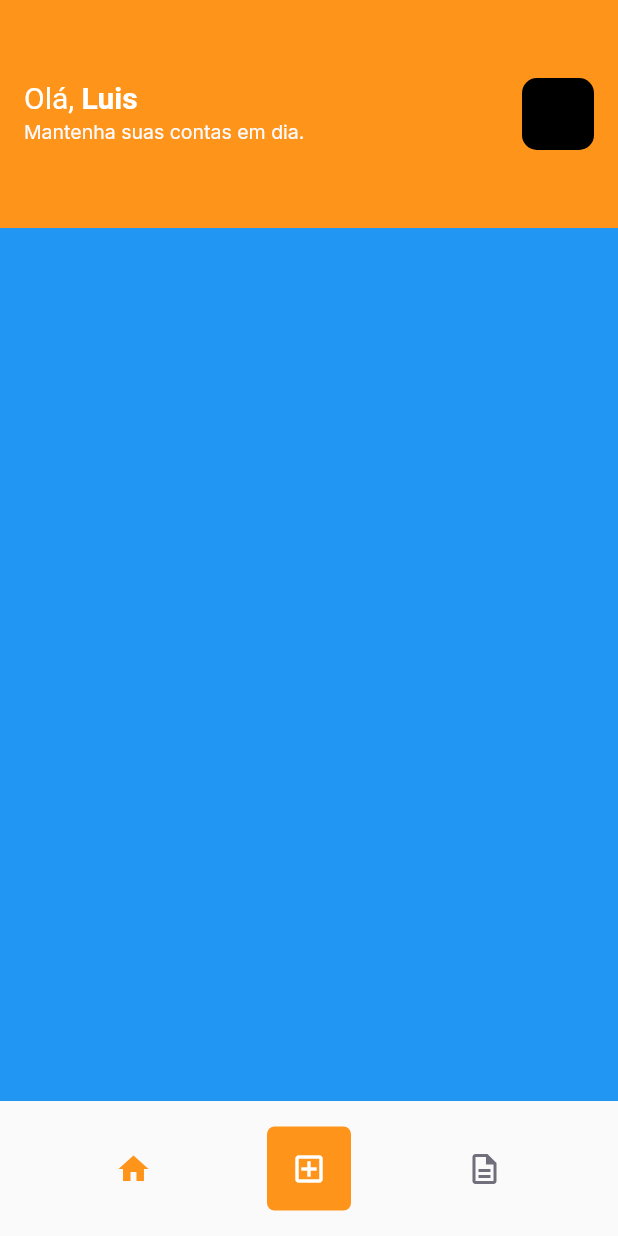
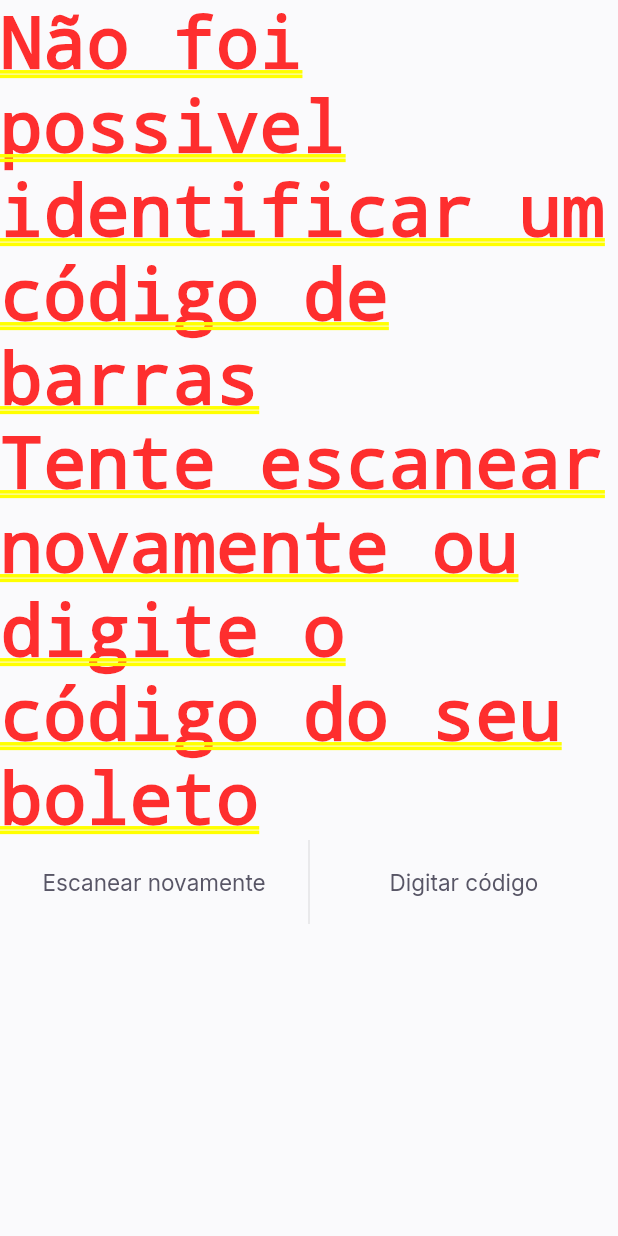
Before and after one commit to luisfilipebandeira/playflow, a Flutter app: the HomePage screen opened by its route, after a tap on the "add box" icon, on a phone screen of 412 x 824 dp. Run offline on Flutter 3.47's test engine with Material 2 defaults, Android fonts, the phone set to English and light mode, and no system bars; our stand-ins replace firebase_core, google_fonts, google_sign_in, shared_preferences; missing offline and left inert: google_ml_kit; accounts and stored records are empty.

Commit message:
new screen

```diff
--- a/lib/app_widget.dart
+++ b/lib/app_widget.dart
@@ -1,7 +1,9 @@
 import 'package:flutter/material.dart';
+import 'package:google_ml_kit/google_ml_kit.dart';
 import 'package:payflow/modules/login/login_page.dart';
 import 'package:payflow/modules/splash/splash_page.dart';
 
+import 'modules/barcode_scanner/barcode_scanner_page.dart';
 import 'shared/themes/app_colors.dart';
 import 'modules/home/home_page.dart';
 
@@ -13,13 +15,13 @@ class AppWidget extends StatelessWidget {
     return MaterialApp(
       title: 'Pay Flow',
       theme: ThemeData(
-        primaryColor: AppColors.primary,
-      ),
+          primaryColor: AppColors.primary, primarySwatch: Colors.orange),
       initialRoute: "/splash",
       routes: {
         "/splash": (context) => SplashPage(),
         "/home": (context) => HomePage(),
-        "/login": (context) => LoginPage()
+        "/login": (context) => LoginPage(),
+        "/barcode_scanner": (context) => BarCodeScannerPage()
       },
     );
   }
--- /dev/null
+++ b/lib/modules/barcode_scanner/barcode_scanner_page.dart
@@ -0,0 +1,57 @@
+import 'package:flutter/material.dart';
+import 'package:payflow/shared/themes/app_colors.dart';
+import 'package:payflow/shared/themes/app_text_styles.dart';
+import 'package:payflow/shared/widgets/bottom_sheet/bottom_sheet_widget.dart';
+import 'package:payflow/shared/widgets/set_label_buttons/set_label_button.dart';
+
+class BarCodeScannerPage extends StatefulWidget {
+  BarCodeScannerPage({Key? key}) : super(key: key);
+
+  @override
+  State<BarCodeScannerPage> createState() => _BarCodeScannerPageState();
+}
+
+class _BarCodeScannerPageState extends State<BarCodeScannerPage> {
+  @override
+  Widget build(BuildContext context) {
+    return BottomSheetWidget(
+      title: "Não foi possivel identificar um código de barras",
+      subtitle: "Tente escanear novamente ou digite o código do seu boleto",
+      primaryLabel: "Escanear novamente",
+      primaryOnPressed: () {},
+      secondaryLabel: "Digitar código",
+      secondaryOnPressed: () {},
+    );
+    return SafeArea(
+      top: true,
+      left: true,
+      bottom: true,
+      right: true,
+      child: RotatedBox(
+        quarterTurns: 1,
+        child: Scaffold(
+          appBar: AppBar(
+            centerTitle: true,
+            backgroundColor: Colors.black,
+            title: Text(
+              "Escaneie o código de barras do boleto",
+              style: TextStyles.buttonBackground,
+            ),
+            leading: BackButton(color: AppColors.background),
+          ),
+          body: Column(children: [
+            Expanded(child: Container(color: Colors.black.withOpacity(0.5))),
+            Expanded(flex: 2, child: Container(color: Colors.transparent)),
+            Expanded(child: Container(color: Colors.black.withOpacity(0.5)))
+          ]),
+          bottomNavigationBar: SetLabelButton(
+            primaryLabel: 'Inserir código do boleto',
+            primaryOnPressed: () {},
+            secondaryLabel: 'Adicionar da galeria',
+            secondaryOnPressed: () {},
+          ),
+        ),
+      ),
+    );
+  }
+}
--- a/lib/modules/home/home_page.dart
+++ b/lib/modules/home/home_page.dart
@@ -1,4 +1,5 @@
 import 'package:flutter/material.dart';
+import 'package:payflow/modules/barcode_scanner/barcode_scanner_page.dart';
 import 'package:payflow/modules/home/home_controller.dart';
 import 'package:payflow/shared/themes/app_colors.dart';
 import 'package:payflow/shared/themes/app_text_styles.dart';
@@ -66,8 +67,7 @@ class _HomePageState extends State<HomePage> {
                 )),
             GestureDetector(
               onTap: () {
-                homeController.setPage(1);
-                setState(() {});
+                Navigator.pushNamed((context), '/barcode_scanner');
               },
               child: Container(
                 height: 56,
--- /dev/null
+++ b/lib/shared/widgets/bottom_sheet/bottom_sheet_widget.dart
@@ -0,0 +1,42 @@
+import 'package:flutter/material.dart';
+import 'package:payflow/shared/themes/app_colors.dart';
+import 'package:payflow/shared/widgets/set_label_buttons/set_label_button.dart';
+
+class BottomSheetWidget extends StatelessWidget {
+  final String primaryLabel;
+  final VoidCallback primaryOnPressed;
+
+  final String secondaryLabel;
+  final VoidCallback secondaryOnPressed;
+
+  final String title;
+  final String subtitle;
+
+  const BottomSheetWidget({
+    Key? key,
+    required this.primaryLabel,
+    required this.primaryOnPressed,
+    required this.secondaryLabel,
+    required this.secondaryOnPressed,
+    required this.title,
+    required this.subtitle,
+  }) : super(key: key);
+
+  @override
+  Widget build(BuildContext context) {
+    return Container(
+      color: AppColors.shape,
+      child: Column(
+        children: [
+          Text(title),
+          Text(subtitle),
+          SetLabelButton(
+              primaryLabel: primaryLabel,
+              primaryOnPressed: primaryOnPressed,
+              secondaryLabel: secondaryLabel,
+              secondaryOnPressed: secondaryOnPressed)
+        ],
+      ),
+    );
+  }
+}
--- /dev/null
+++ b/lib/shared/widgets/divider_vertical/divider_vertical.dart
@@ -0,0 +1,15 @@
+import 'package:flutter/material.dart';
+import 'package:payflow/shared/themes/app_colors.dart';
+
+class DividerVerticalWidget extends StatelessWidget {
+  const DividerVerticalWidget({Key? key}) : super(key: key);
+
+  @override
+  Widget build(BuildContext context) {
+    return Container(
+      width: 1,
+      height: double.maxFinite,
+      color: AppColors.stroke,
+    );
+  }
+}
--- /dev/null
+++ b/lib/shared/widgets/label_button/label_button.dart
@@ -0,0 +1,22 @@
+import 'package:flutter/material.dart';
+import 'package:payflow/shared/themes/app_text_styles.dart';
+
+class LabelButton extends StatelessWidget {
+  final String label;
+  final VoidCallback onPressed;
+  const LabelButton({Key? key, required this.label, required this.onPressed})
+      : super(key: key);
+
+  @override
+  Widget build(BuildContext context) {
+    return Container(
+      height: 56,
+      child: TextButton(
+          onPressed: () {},
+          child: Text(
+            label,
+            style: TextStyles.buttonHeading,
+          )),
+    );
+  }
+}
--- /dev/null
+++ b/lib/shared/widgets/set_label_buttons/set_label_button.dart
@@ -0,0 +1,43 @@
+import 'package:flutter/material.dart';
+
+import '../divider_vertical/divider_vertical.dart';
+import '../label_button/label_button.dart';
+
+class SetLabelButton extends StatelessWidget {
+  final String primaryLabel;
+  final VoidCallback primaryOnPressed;
+
+  final String secondaryLabel;
+  final VoidCallback secondaryOnPressed;
+  const SetLabelButton(
+      {Key? key,
+      required this.primaryLabel,
+      required this.primaryOnPressed,
+      required this.secondaryLabel,
+      required this.secondaryOnPressed})
+      : super(key: key);
+
+  @override
+  Widget build(BuildContext context) {
+    return Container(
+      height: 56,
+      child: Row(
+        children: [
+          Expanded(
+            child: LabelButton(
+              label: primaryLabel,
+              onPressed: primaryOnPressed,
+            ),
+          ),
+          DividerVerticalWidget(),
+          Expanded(
+            child: LabelButton(
+              label: secondaryLabel,
+              onPressed: secondaryOnPressed,
+            ),
+          ),
+        ],
+      ),
+    );
+  }
+}
--- a/pubspec.yaml
+++ b/pubspec.yaml
@@ -38,6 +38,10 @@ dependencies:
   google_sign_in: ^5.2.3
   shared_preferences: ^2.0.12
   shared_preferences_web: ^2.0.3
+  google_ml_kit: ^0.7.3
+  camera: ^0.9.4+9
+  image_picker: ^0.8.4+5
+  image_picker_for_web: ^2.0.0
 
 dev_dependencies:
   flutter_test:
```
Also changed, not shown: pubspec.lock.
